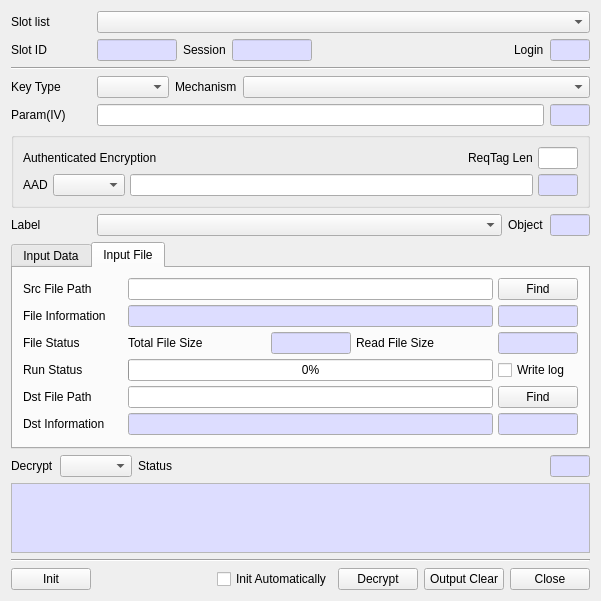
Above: CryptokiMan/decrypt_dlg.ui from jykim74/CryptokiMan before the change. Below: the same form after it.
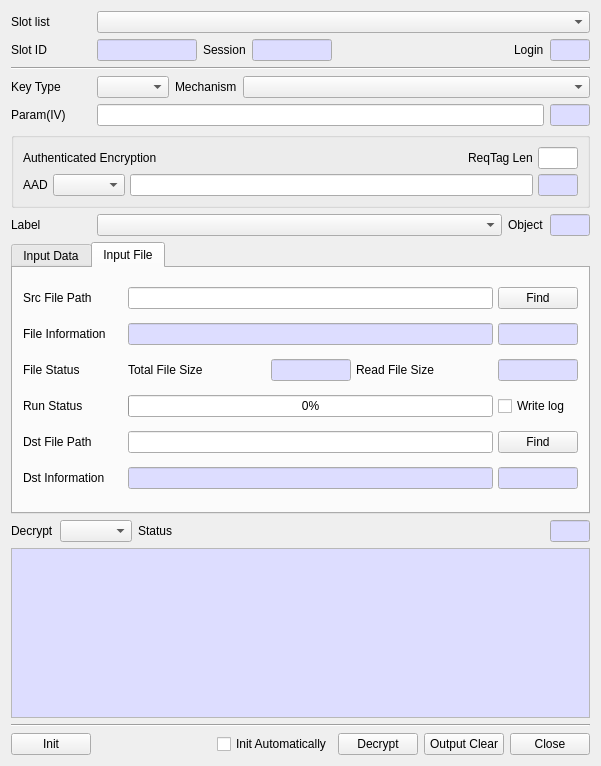
That is the form after the change.

Diff of the .ui file:
```diff
--- a/CryptokiMan/decrypt_dlg.ui
+++ b/CryptokiMan/decrypt_dlg.ui
@@ -7,7 +7,7 @@
     <x>0</x>
     <y>0</y>
     <width>601</width>
-    <height>596</height>
+    <height>766</height>
    </rect>
   </property>
   <property name="windowTitle">
@@ -66,7 +66,7 @@
       <widget class="QLineEdit" name="mSlotIDText">
        <property name="maximumSize">
         <size>
-         <width>80</width>
+         <width>100</width>
          <height>16777215</height>
         </size>
        </property>
```
